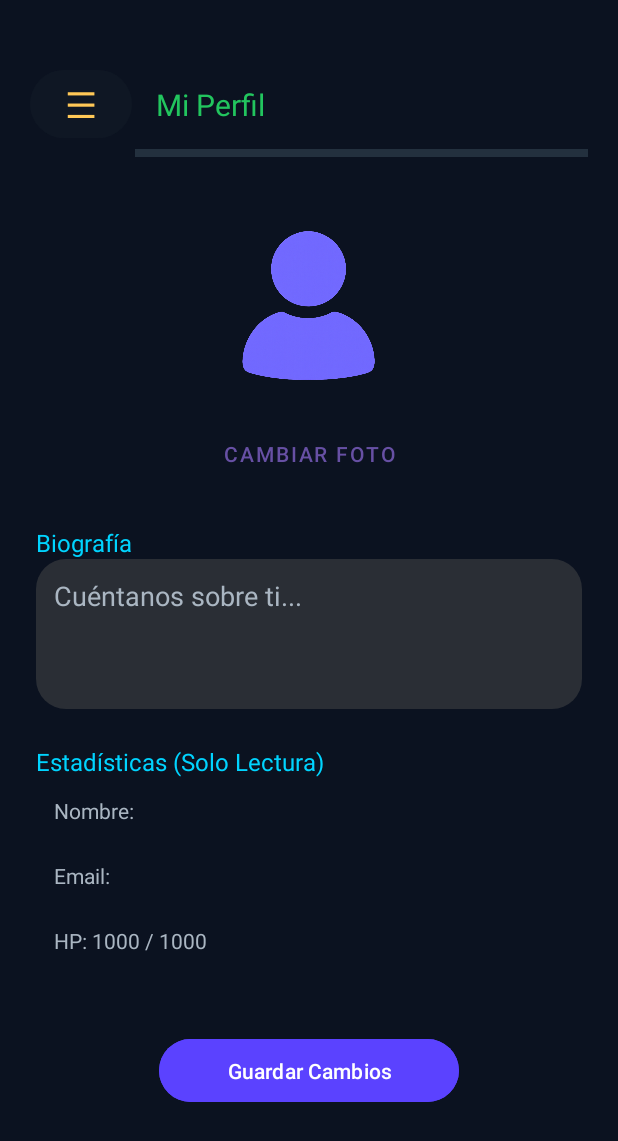
After one commit to Bcio01/InfinityLive, an Android app: the PerfilActivity screen opened directly, with no data from a screen before it, on a phone screen of 412 x 824 dp. The commit adds this screen. Shown: the top 1141 px of the screen. Run offline under Robolectric (Android 15) with nearby library versions, the light colour scheme and no system bars; our stand-ins replace Firebase (no records; nobody signed in at launch, a user with empty details on screens opened directly).

Commit message:
Implementar CRUD SQLite para perfil de usuario y vista de perfil usuario

```diff
--- a/app/build.gradle.kts
+++ b/app/build.gradle.kts
@@ -68,9 +68,9 @@ dependencies {
 
     implementation("com.firebaseui:firebase-ui-firestore:8.0.2")
 
-    // --- AÑADE ESTA LÍNEA ---
     implementation("androidx.recyclerview:recyclerview:1.3.2")
-    // ---
+
+    implementation("com.github.bumptech.glide:glide:4.16.0")
 
     implementation(libs.androidx.lifecycle.livedata.ktx)
     testImplementation(libs.junit)
--- a/app/src/main/AndroidManifest.xml
+++ b/app/src/main/AndroidManifest.xml
@@ -3,6 +3,7 @@
     xmlns:tools="http://schemas.android.com/tools">
 
     <uses-permission android:name="android.permission.GET_TASKS" />
+    <uses-permission android:name="android.permission.READ_EXTERNAL_STORAGE" />
 
     <application
         android:allowBackup="true"
@@ -14,6 +15,9 @@
         android:supportsRtl="true"
         android:theme="@style/Theme.InfinityLive">
 
+        <activity
+            android:name=".PerfilActivity"
+            android:exported="false" />
         <activity
             android:name=".BaseActivity"
             android:exported="false" />
--- a/app/src/main/java/com/saamael/infinitylive/BaseActivity.kt
+++ b/app/src/main/java/com/saamael/infinitylive/BaseActivity.kt
@@ -17,6 +17,8 @@ import com.google.firebase.auth.FirebaseAuth
 import com.google.firebase.firestore.FirebaseFirestore
 import com.saamael.infinitylive.databinding.ActivityBaseBinding // Se genera de activity_base.xml
 import com.saamael.infinitylive.databinding.LayoutSideMenuBinding // Se genera de layout_side_menu.xml
+import com.saamael.infinitylive.db.PerfilContract
+import com.saamael.infinitylive.db.PerfilDbHelper
 
 // "open" significa que otras clases pueden heredar de esta
 open class BaseActivity : AppCompatActivity() {
@@ -47,15 +49,68 @@ open class BaseActivity : AppCompatActivity() {
 
         // Configurar la navegación
         setupDrawerNavigation()
+        cargarDatosDelMenu()
     }
 
-    // --- ELIMINAMOS setActivityContent() ---
-    // La actividad hija se encargará de inflar y añadir su propia vista
+    override fun onResume() {
+        super.onResume()
+        // Vuelve a cargar la foto del menú CADA VEZ que la actividad se muestre
+        cargarDatosDelMenu()
+    }
+
+    // Pega esta nueva función en BaseActivity.kt
+    // (Reemplaza la antigua 'cargarFotoPerfilMenu')
+    protected fun cargarDatosDelMenu() {
+        // 1. Cargar Nombre de Firebase Auth (es lo más rápido)
+        val currentUser = mAuth.currentUser
+        if (currentUser != null && currentUser.displayName != null && currentUser.displayName!!.isNotEmpty()) {
+            bindingMenu.tvUserName.text = currentUser.displayName
+        } else {
+            // Si Auth no tiene el nombre, búscalo en Firestore (plan B)
+            if (uid != null) {
+                db.collection("users").document(uid!!).get().addOnSuccessListener { snapshot ->
+                    if (snapshot != null && snapshot.exists()) {
+                        bindingMenu.tvUserName.text = snapshot.getString("nombre")
+                    }
+                }
+            } else {
+                bindingMenu.tvUserName.text = "Usuario" // Fallback
+            }
+        }
+
+        // 2. Cargar Foto de SQLite (esto ya lo tenías)
+        val dbHelper = PerfilDbHelper(this)
+        val db = dbHelper.readableDatabase
+        val cursor: android.database.Cursor = db.rawQuery(
+            "SELECT * FROM ${PerfilContract.Entry.TABLE_NAME} WHERE ${PerfilContract.Entry.COLUMN_ID} = 1",
+            null
+        )
+
+        if (cursor.moveToFirst()) {
+            val pathFoto = cursor.getString(cursor.getColumnIndexOrThrow(PerfilContract.Entry.COLUMN_IMAGE_PATH))
+            if (!pathFoto.isNullOrEmpty()) {
+                com.bumptech.glide.Glide.with(this)
+                    .load(java.io.File(pathFoto))
+                    .circleCrop()
+                    .into(bindingMenu.imgUserIcon) // Actualiza el ícono del MENÚ
+            } else {
+                bindingMenu.imgUserIcon.setImageResource(R.drawable.usericon)
+            }
+        }
+        cursor.close()
+    }
 
     private fun setupDrawerNavigation() {
         // --- Clics de navegación estáticos ---
 
-        // En BaseActivity.kt, dentro de setupDrawerNavigation()
+        bindingMenu.userMenu.setOnClickListener {
+            val intent = Intent(this, PerfilActivity::class.java)
+            intent.flags = Intent.FLAG_ACTIVITY_REORDER_TO_FRONT
+            startActivity(intent)
+            baseBinding.drawerLayout.closeDrawer(GravityCompat.START)
+        }
+
+
         bindingMenu.inicioMenu.setOnClickListener {
             val intent = Intent(this, InicioActivity::class.java)
             // --- AÑADE ESTA LÍNEA ---
@@ -65,6 +120,7 @@ open class BaseActivity : AppCompatActivity() {
             startActivity(intent)
             baseBinding.drawerLayout.closeDrawer(GravityCompat.START)
         }
+
 
         bindingMenu.tiendaMenu.setOnClickListener {
             // TODO: Crear TiendaActivity
@@ -125,6 +181,7 @@ open class BaseActivity : AppCompatActivity() {
         populateAreasSubMenu()
     }
 
+
     private fun populateAreasSubMenu() {
         if (uid == null) return // No hay usuario, no cargar nada
 
--- /dev/null
+++ b/app/src/main/java/com/saamael/infinitylive/PerfilActivity.kt
@@ -0,0 +1,146 @@
+package com.saamael.infinitylive
+
+import android.content.ContentValues
+import android.content.Context
+import android.content.Intent
+import android.database.Cursor
+import android.net.Uri
+import android.os.Bundle
+import android.provider.MediaStore
+import android.widget.Toast
+import androidx.activity.result.contract.ActivityResultContracts
+import androidx.core.content.ContextCompat
+import com.bumptech.glide.Glide // Librería para cargar imágenes fácilmente
+import com.saamael.infinitylive.db.PerfilContract
+import com.saamael.infinitylive.db.PerfilDbHelper
+import com.saamael.infinitylive.databinding.ActivityPerfilBinding
+import java.io.File
+
+class PerfilActivity : BaseActivity() {
+
+    private lateinit var binding: ActivityPerfilBinding
+    private lateinit var dbHelper: PerfilDbHelper
+    private var imagenUri: Uri? = null // Guardará la URI de la nueva imagen
+    private var imagenPath: String? = null // Guardará la RUTA (String)
+
+    // --- CRUD: READ ---
+    // Lanzador para el resultado de "Elegir Foto"
+    private val selectorDeImagen = registerForActivityResult(ActivityResultContracts.GetContent()) { uri ->
+        if (uri != null) {
+            imagenUri = uri
+            binding.imgPerfil.setImageURI(uri) // Muestra la previsualización
+            // Convertimos la URI (temporal) a una ruta de archivo (permanente)
+            imagenPath = getPathFromUri(this, uri)
+        }
+    }
+
+    override fun onCreate(savedInstanceState: Bundle?) {
+        super.onCreate(savedInstanceState)
+
+        binding = ActivityPerfilBinding.inflate(layoutInflater)
+        baseBinding.contentFrame.addView(binding.root)
+        setupMenuButton(binding.btnMenu)
+
+        // Inicializa el Helper de SQLite
+        dbHelper = PerfilDbHelper(this)
+
+        // Carga los datos
+        cargarDatosDeFirebase()
+        cargarDatosDeSQLite() // CRUD: READ
+
+        // Configura los botones
+        binding.btnCambiarFoto.setOnClickListener {
+            selectorDeImagen.launch("image/*") // Abre la galería de fotos
+        }
+
+        binding.btnGuardarPerfil.setOnClickListener {
+            guardarPerfilEnSQLite() // CRUD: UPDATE
+        }
+    }
+
+    private fun cargarDatosDeFirebase() {
+        // Muestra los datos de Firebase (no editables)
+        val user = mAuth.currentUser
+        binding.tvPerfilNombre.text = "Nombre: ${user?.displayName ?: "No disponible"}"
+        binding.tvPerfilEmail.text = "Email: ${user?.email ?: "No disponible"}"
+
+        // El HP lo leemos en vivo (igual que en InicioActivity)
+        db.collection("users").document(uid!!).get().addOnSuccessListener { doc ->
+            val hp = doc.getLong("avatar_hp") ?: 1000L
+            binding.tvPerfilHp.text = "HP: $hp / 1000"
+        }
+    }
+
+    // --- CRUD: READ ---
+    private fun cargarDatosDeSQLite() {
+        val db = dbHelper.readableDatabase
+        val cursor: Cursor = db.rawQuery(
+            "SELECT * FROM ${PerfilContract.Entry.TABLE_NAME} WHERE ${PerfilContract.Entry.COLUMN_ID} = 1",
+            null
+        )
+
+        if (cursor.moveToFirst()) {
+            val biografia = cursor.getString(cursor.getColumnIndexOrThrow(PerfilContract.Entry.COLUMN_BIOGRAFIA))
+            val pathFoto = cursor.getString(cursor.getColumnIndexOrThrow(PerfilContract.Entry.COLUMN_IMAGE_PATH))
+
+            binding.etBiografia.setText(biografia)
+
+            if (!pathFoto.isNullOrEmpty()) {
+                // Carga la imagen desde el almacenamiento local usando Glide
+                Glide.with(this)
+                    .load(File(pathFoto)) // Carga desde la ruta del archivo
+                    .circleCrop() // Opcional: la hace redonda
+                    .into(binding.imgPerfil)
+            }
+        }
+        cursor.close()
+    }
+
+    // --- CRUD: UPDATE ---
+    private fun guardarPerfilEnSQLite() {
+        val db = dbHelper.writableDatabase
+        val biografia = binding.etBiografia.text.toString()
+
+        // Usamos ContentValues, igual que en tu PDF [cite: 285]
+        val values = ContentValues().apply {
+            put(PerfilContract.Entry.COLUMN_BIOGRAFIA, biografia)
+            // Solo actualiza la foto si el usuario seleccionó una nueva
+            if (imagenPath != null) {
+                put(PerfilContract.Entry.COLUMN_IMAGE_PATH, imagenPath)
+            }
+        }
+
+        // Hacemos el UPDATE en la fila donde id = 1
+        val selection = "${PerfilContract.Entry.COLUMN_ID} = ?"
+        val selectionArgs = arrayOf("1")
+
+        val count = db.update(
+            PerfilContract.Entry.TABLE_NAME,
+            values,
+            selection,
+            selectionArgs
+        )
+
+
+        if (count > 0) {
+            Toast.makeText(this, "Perfil actualizado con éxito", Toast.LENGTH_SHORT).show()
+            cargarDatosDelMenu()
+        } else {
+            Toast.makeText(this, "Error al actualizar el perfil", Toast.LENGTH_SHORT).show()
+        }
+    }
+
+    // Función de utilidad para obtener una ruta de archivo real desde una URI
+    private fun getPathFromUri(context: Context, uri: Uri): String? {
+        var path: String? = null
+        val projection = arrayOf(MediaStore.Images.Media.DATA)
+        val cursor = context.contentResolver.query(uri, projection, null, null, null)
+        cursor?.use {
+            if (it.moveToFirst()) {
+                val columnIndex = it.getColumnIndexOrThrow(MediaStore.Images.Media.DATA)
+                path = it.getString(columnIndex)
+            }
+        }
+        return path
+    }
+}
--- /dev/null
+++ b/app/src/main/res/layout/activity_perfil.xml
@@ -0,0 +1,136 @@
+<?xml version="1.0" encoding="utf-8"?>
+<LinearLayout xmlns:android="http://schemas.android.com/apk/res/android"
+    xmlns:app="http://schemas.android.com/apk/res-auto"
+    xmlns:tools="http://schemas.android.com/tools"
+    android:layout_width="match_parent"
+    android:layout_height="match_parent"
+    android:orientation="vertical"
+    android:background="@color/background"
+    tools:context=".PerfilActivity">
+
+    <ScrollView
+        android:layout_width="match_parent"
+        android:layout_height="match_parent"
+        android:fillViewport="true">
+
+        <LinearLayout
+            android:layout_width="match_parent"
+            android:layout_height="wrap_content"
+            android:orientation="vertical">
+
+            <LinearLayout
+                android:layout_width="match_parent"
+                android:layout_height="wrap_content"
+                android:gravity="center_vertical"
+                android:orientation="horizontal"
+                android:paddingStart="20sp"
+                android:paddingEnd="20sp"
+                android:paddingTop="40sp">
+                <Button
+                    android:id="@+id/btnMenu"
+                    android:layout_width="wrap_content"
+                    android:layout_height="wrap_content"
+                    android:minWidth="48dp"
+                    android:backgroundTint="@color/surface"
+                    android:text="☰"
+                    android:textColor="@color/primary"
+                    android:textSize="24sp" />
+                <TextView
+                    android:layout_width="0dp"
+                    android:layout_height="wrap_content"
+                    android:layout_weight="1"
+                    android:padding="16dp"
+                    android:text="Mi Perfil"
+                    android:textColor="@color/success"
+                    android:textSize="20sp" />
+            </LinearLayout>
+
+            <View
+                android:layout_width="match_parent"
+                android:layout_height="5dp"
+                android:background="@color/divider"
+                android:layout_marginStart="90sp"
+                android:layout_marginEnd="20sp"/>
+
+            <LinearLayout
+                android:layout_width="match_parent"
+                android:layout_height="wrap_content"
+                android:orientation="vertical"
+                android:padding="24dp">
+
+                <ImageView
+                    android:id="@+id/imgPerfil"
+                    android:layout_width="150dp"
+                    android:layout_height="150dp"
+                    android:layout_gravity="center_horizontal"
+                    android:src="@drawable/usericon"
+                    android:scaleType="centerCrop"/>
+                <Button
+                    android:id="@+id/btnCambiarFoto"
+                    style="@style/Widget.MaterialComponents.Button.TextButton"
+                    android:layout_width="wrap_content"
+                    android:layout_height="wrap_content"
+                    android:layout_gravity="center_horizontal"
+                    android:text="Cambiar Foto" />
+
+                <TextView
+                    android:layout_width="wrap_content"
+                    android:layout_height="wrap_content"
+                    android:layout_marginTop="24dp"
+                    android:text="Biografía"
+                    android:textColor="@color/acent"
+                    android:textSize="16sp"/>
+                <EditText
+                    android:id="@+id/etBiografia"
+                    android:layout_width="match_parent"
+                    android:layout_height="wrap_content"
+                    android:minHeight="100dp"
+                    android:gravity="top"
+                    android:hint="Cuéntanos sobre ti..."
+                    android:background="@drawable/rounded_input"
+                    android:inputType="textMultiLine"
+                    android:textColor="@color/text_primary"
+                    android:textColorHint="@color/text_secondary" />
+
+                <TextView
+                    android:layout_width="wrap_content"
+                    android:layout_height="wrap_content"
+                    android:layout_marginTop="24dp"
+                    android:text="Estadísticas (Solo Lectura)"
+                    android:textColor="@color/acent"
+                    android:textSize="16sp"/>
+                <TextView
+                    android:id="@+id/tvPerfilNombre"
+                    android:layout_width="match_parent"
+                    android:layout_height="wrap_content"
+                    android:padding="12dp"
+                    android:textColor="@color/text_secondary"
+                    tools:text="Nombre: Camilo Suarez"/>
+                <TextView
+                    android:id="@+id/tvPerfilEmail"
+                    android:layout_width="match_parent"
+                    android:layout_height="wrap_content"
+                    android:padding="12dp"
+                    android:textColor="@color/text_secondary"
+                    tools:text="Email: c.suarez@gmail.com"/>
+                <TextView
+                    android:id="@+id/tvPerfilHp"
+                    android:layout_width="match_parent"
+                    android:layout_height="wrap_content"
+                    android:padding="12dp"
+                    android:textColor="@color/text_secondary"
+                    tools:text="HP: 1000 / 1000"/>
+
+                <Button
+                    android:id="@+id/btnGuardarPerfil"
+                    android:layout_width="200sp"
+                    android:layout_height="50sp"
+                    android:layout_gravity="center_horizontal"
+                    android:layout_marginTop="40dp"
+                    android:text="Guardar Cambios"
+                    android:backgroundTint="@color/achievement"/>
+
+            </LinearLayout>
+        </LinearLayout>
+    </ScrollView>
+</LinearLayout>
```
Also changed, not shown: app/src/main/java/com/saamael/infinitylive/InicioActivity.kt (+39 -2 lines), app/src/main/java/com/saamael/infinitylive/db/PerfilDbHelper.kt (added, +55 -0 lines).
